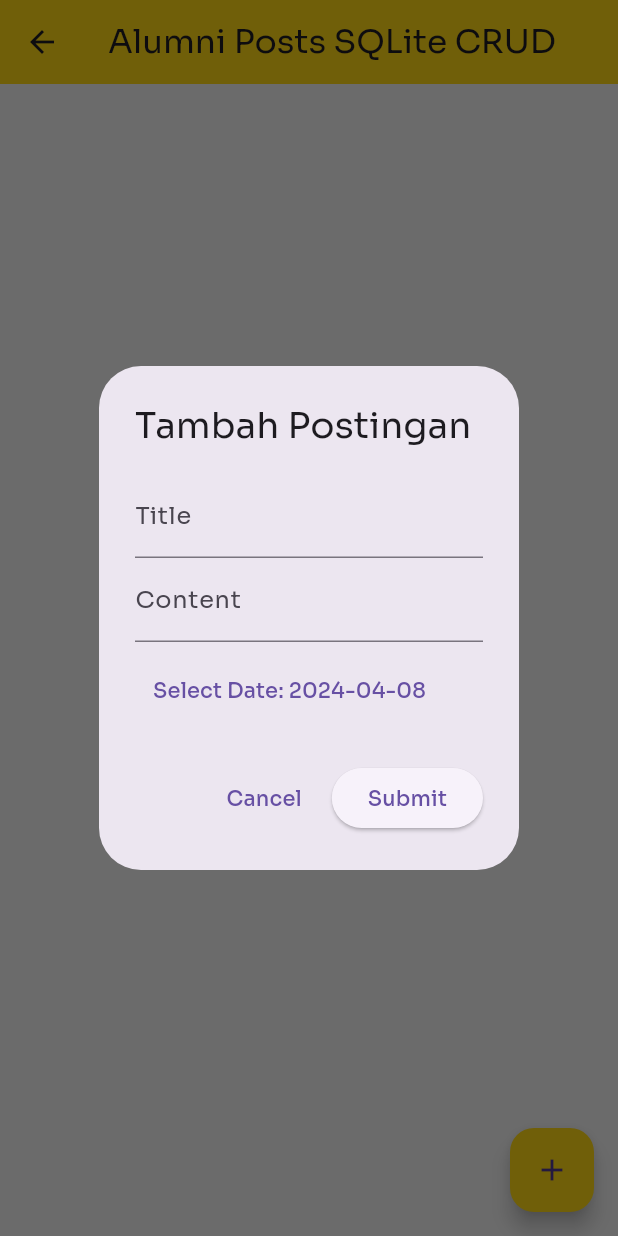
After one commit to anggananda/alumni_circle_apps, a Flutter app: the PostinganPage screen opened by its route, after a tap on the "add" icon, on a phone screen of 412 x 824 dp. The commit adds this screen. Run offline on Flutter 3.47's test engine with Material 3 defaults, Android fonts, the phone set to English and light mode, and no system bars; our stand-ins replace curved_navigation_bar, flutter_screenutil, google_fonts, sqflite; accounts and stored records are empty; network calls fail.

Commit message:
manambahkan UI baru dan membuat halaman latihan untuk CRUD Postingan dengan SQLITE yang basic dan sederhana

```diff
--- /dev/null
+++ b/lib/helpers/dbhelper.dart
@@ -0,0 +1,65 @@
+import 'package:my_app/models/postingan.dart';
+import 'package:sqflite/sqflite.dart';
+import 'package:path/path.dart';
+
+
+class DatabaseHelper {
+  static final DatabaseHelper _instance = DatabaseHelper.internal();
+
+  factory DatabaseHelper() => _instance;
+
+  static Database? _db;
+
+  Future<Database> get db async {
+    if (_db != null) {
+      return _db!;
+    }
+    _db = await initDb();
+    return _db!;
+  }
+
+  DatabaseHelper.internal();
+
+  Future<Database> initDb() async {
+    String databasesPath = await getDatabasesPath();
+    String path = join(databasesPath, 'alumni_posts.db');
+
+    var db = await openDatabase(path, version: 1, onCreate: _onCreate);
+    return db;
+  }
+
+  void _onCreate(Database db, int version) async {
+    await db.execute('''
+      CREATE TABLE posts(
+        id INTEGER PRIMARY KEY,
+        title TEXT,
+        content TEXT,
+        date TEXT
+      )
+    ''');
+  }
+
+  Future<int> addPost(Post post) async {
+    var dbClient = await db;
+    int res = await dbClient.insert('posts', post.toMap());
+    return res;
+  }
+
+  Future<List<Post>> getPosts() async {
+    var dbClient = await db;
+    List<Map<String, dynamic>> maps = await dbClient.query('posts');
+    return List.generate(maps.length, (i) {
+      return Post.fromMap(maps[i]);
+    });
+  }
+
+  Future<int> updatePost(Post post) async {
+    var dbClient = await db;
+    return await dbClient.update('posts', post.toMap(), where: 'id = ?', whereArgs: [post.id]);
+  }
+
+  Future<int> deletePost(int id) async {
+    var dbClient = await db;
+    return await dbClient.delete('posts', where: 'id = ?', whereArgs: [id]);
+  }
+}
--- a/lib/main.dart
+++ b/lib/main.dart
@@ -18,6 +18,7 @@ import 'package:my_app/pages/list_event_page.dart';
 import 'package:my_app/pages/list_vacancy_page.dart';
 import 'package:my_app/pages/navigate.dart';
 import 'package:my_app/pages/news_screen.dart';
+import 'package:my_app/pages/postingan_crud_screen.dart';
 import 'package:my_app/pages/semweb_category.dart';
 import 'package:my_app/pages/sport_category.dart';
 import 'package:my_app/utils/constants.dart';
@@ -63,6 +64,7 @@ class MyApp extends StatelessWidget {
             '/detailvacancy': (context) =>  const DetailVacancy(),
             '/newsscreen': (context) =>  const NewsScreen(),
             '/newpost': (context) =>  const NewsPostScreen(),
+            '/postingan': (context) =>  const PostinganPage(),
           },
         );
       },
--- /dev/null
+++ b/lib/models/postingan.dart
@@ -0,0 +1,28 @@
+class Post {
+  int? id;
+  String title;
+  String content;
+  DateTime date;
+
+  Post({this.id, required this.title, required this.content, required this.date});
+
+  // Konversi Post menjadi Map
+  Map<String, dynamic> toMap() {
+    return {
+      'id': id,
+      'title': title,
+      'content': content,
+      'date': date.toIso8601String(),
+    };
+  }
+
+  // Konversi Map menjadi Post
+  factory Post.fromMap(Map<String, dynamic> map) {
+    return Post(
+      id: map['id'],
+      title: map['title'],
+      content: map['content'],
+      date: DateTime.parse(map['date']),
+    );
+  }
+}
--- /dev/null
+++ b/lib/pages/inputpostingan.dart
@@ -0,0 +1,84 @@
+import 'package:flutter/material.dart';
+import 'package:my_app/models/postingan.dart';
+import 'package:my_app/helpers/dbhelper.dart';
+
+class AddPostForm extends StatefulWidget {
+  const AddPostForm({Key? key, required this.onSubmit, required this.dbHelper}) : super(key: key);
+  final Function(String, String) onSubmit;
+  final DatabaseHelper dbHelper;
+
+  @override
+  _AddPostFormState createState() => _AddPostFormState();
+}
+
+class _AddPostFormState extends State<AddPostForm> {
+  final TextEditingController _titleController = TextEditingController();
+  final TextEditingController _contentController = TextEditingController();
+  DateTime _selectedDate = DateTime.now();
+
+  @override
+  Widget build(BuildContext context) {
+    return AlertDialog(
+      title: Text('Tambah Postingan'),
+      content: SingleChildScrollView(
+        child: Column(
+          mainAxisSize: MainAxisSize.min,
+          crossAxisAlignment: CrossAxisAlignment.start,
+          children: [
+            TextField(
+              controller: _titleController,
+              decoration: InputDecoration(labelText: 'Title'),
+            ),
+            TextField(
+              controller: _contentController,
+              decoration: InputDecoration(labelText: 'Content'),
+            ),
+            SizedBox(height: 8),
+            TextButton(
+              onPressed: _selectDate,
+              child: Text('Select Date: ${_selectedDate.toString().substring(0, 10)}'),
+            ),
+          ],
+        ),
+      ),
+      actions: [
+        TextButton(
+          onPressed: () {
+            Navigator.of(context).pop();
+          },
+          child: Text('Cancel'),
+        ),
+        ElevatedButton(
+          onPressed: _submit,
+          child: Text('Submit'),
+        ),
+      ],
+    );
+  }
+
+  void _selectDate() async {
+  final DateTime? pickedDate = await showDatePicker(
+    context: context,
+    initialDate: _selectedDate,
+    firstDate: DateTime(2000),
+    lastDate: DateTime(2101),
+    initialDatePickerMode: DatePickerMode.day, // Set the initial date picker mode to show only date
+  );
+  if (pickedDate != null && pickedDate != _selectedDate) {
+    setState(() {
+      _selectedDate = DateTime(pickedDate.year, pickedDate.month, pickedDate.day); // Hanya tanggal, bulan, dan tahun yang diambil
+    });
+  }
+}
+
+
+void _submit() {
+  String title = _titleController.text.trim();
+  String content = _contentController.text.trim();
+  if (title.isNotEmpty && content.isNotEmpty) {
+    widget.onSubmit(title, content);
+    Navigator.of(context).pop();
+  }
+}
+
+}
--- a/lib/pages/news_screen.dart
+++ b/lib/pages/news_screen.dart
@@ -314,8 +314,8 @@ class _NewsScreenState extends State<NewsScreen> {
                                     post.body,
                                     textAlign: TextAlign.justify,
                                     style: TextStyle(
-                                        color: secondaryFontColor,
-                                        fontSize: 12),
+                                        color: primaryFontColor,
+                                        fontSize: 14),
                                   ),
                                   // trailing: TextButton(
                                   //   onPressed: () => _deleteNews(post.id),
--- /dev/null
+++ b/lib/pages/postingan_crud_screen.dart
@@ -0,0 +1,201 @@
+import 'package:flutter/material.dart';
+import 'package:my_app/helpers/dbhelper.dart';
+import 'package:my_app/models/postingan.dart';
+import 'package:my_app/pages/inputpostingan.dart';
+import 'package:my_app/utils/constants.dart';
+
+class PostinganPage extends StatefulWidget {
+  const PostinganPage({Key? key}) : super(key: key);
+
+  @override
+  State<PostinganPage> createState() => _PostinganPageState();
+}
+
+class _PostinganPageState extends State<PostinganPage> {
+  final dbHelper = DatabaseHelper();
+
+  void _addPost(String title, String content) async {
+    Post newPost = Post(
+      title: title,
+      content: content,
+      date: DateTime.now(),
+    );
+    await dbHelper.addPost(newPost);
+    setState(() {});
+  }
+
+  void _deletePost(int id) async {
+    await dbHelper.deletePost(id);
+    setState(() {});
+  }
+
+  void _updatePost(Post post) async {
+    // Tampilkan dialog atau widget lain untuk mengubah judul dan konten postingan
+    // Misalnya, Anda dapat menggunakan AlertDialog
+    await showDialog(
+      context: context,
+      builder: (BuildContext context) {
+        return AlertDialog(
+          title: Text('Edit Postingan'),
+          content: Column(
+            mainAxisSize: MainAxisSize.min,
+            children: [
+              TextField(
+                controller: TextEditingController(text: post.title),
+                onChanged: (value) {
+                  post.title = value;
+                },
+                decoration: InputDecoration(labelText: 'Title'),
+              ),
+              TextField(
+                controller: TextEditingController(text: post.content),
+                onChanged: (value) {
+                  post.content = value;
+                },
+                decoration: InputDecoration(labelText: 'Content'),
+              ),
+            ],
+          ),
+          actions: [
+            TextButton(
+              onPressed: () {
+                Navigator.of(context).pop();
+              },
+              child: Text('Cancel'),
+            ),
+            ElevatedButton(
+              onPressed: () async {
+                // Panggil dbHelper untuk memperbarui postingan di database
+                await dbHelper.updatePost(post);
+                // Perbarui tampilan dengan setState agar perubahan terlihat
+                setState(() {});
+                Navigator.of(context).pop(); // Tutup dialog
+              },
+              child: Text('Update'),
+            ),
+          ],
+        );
+      },
+    );
+  }
+
+  @override
+  Widget build(BuildContext context) {
+    return Scaffold(
+      appBar: AppBar(
+        title: Text('Alumni Posts SQLite CRUD'),
+        backgroundColor: primaryColor,
+      ),
+      body: Container(
+        padding: EdgeInsets.all(10),
+        decoration: BoxDecoration(color: secondaryColor),
+        child: FutureBuilder<List<Post>>(
+          future: dbHelper.getPosts(),
+          builder: (context, snapshot) {
+            if (snapshot.connectionState == ConnectionState.waiting) {
+              return Center(child: CircularProgressIndicator());
+            }
+            if (snapshot.hasError) {
+              return Center(child: Text('Error: ${snapshot.error}'));
+            }
+            return ListView.builder(
+              itemCount: snapshot.data!.length,
+              itemBuilder: (context, index) {
+                final post = snapshot.data![index];
+                return Container(
+                  padding: const EdgeInsets.symmetric(
+                          vertical: 10, horizontal: 15),
+                  child: Container(
+                  decoration: BoxDecoration(
+                    color: thirdColor,
+                    borderRadius: BorderRadius.circular(10),
+                    boxShadow: [
+                      BoxShadow(
+                        color: Colors.grey.withOpacity(0.5), // Warna bayangan
+                        spreadRadius: 2, // Jarak bayangan dari objek
+                        blurRadius: 5, // Besarnya "blur" pada bayangan
+                        offset: Offset(
+                            0, 3), // Posisi bayangan relatif terhadap objek
+                      ),
+                    ],
+                  ),
+                  padding:
+                      const EdgeInsets.symmetric(vertical: 5, horizontal: 15),
+                  child: Row(
+                    children: [
+                      Expanded(
+                          child: Column(
+                        children: [
+                          ListTile(
+                            title: Text(
+                              post.title,
+                              style: const TextStyle(
+                                color: primaryFontColor,
+                                fontWeight: FontWeight.bold,
+                                fontSize: 18,
+                              ),
+                              textAlign: TextAlign.center,
+                            ),
+                            subtitle: Text(
+                              post.content,
+                              textAlign: TextAlign.justify,
+                              style: TextStyle(
+                                  color: primaryFontColor, fontSize: 12),
+                            ),
+                          ),
+                          Row(
+                            mainAxisAlignment: MainAxisAlignment.spaceBetween,
+                            children: [
+                              Text('${post.date}', style: TextStyle(
+                                fontSize: 12,
+                                color: secondaryFontColor
+                              ),),
+                              Row(
+                                children: [
+                                  IconButton(
+                                icon: Icon(Icons.delete),
+                                onPressed: () {
+                                  _deletePost(post.id!);
+                                },
+                              ),
+                              IconButton(
+                                icon: Icon(Icons.edit),
+                                onPressed: () {
+                                  _updatePost(post);
+                                },
+                              ),
+                                ],
+                              )
+
+                            ],
+                          )
+                        ],
+                      )),
+                    ],
+                  ),
+                ),
+                );
+              },
+            );
+          },
+        ),
+      ),
+      floatingActionButton: FloatingActionButton(
+        backgroundColor: primaryColor,
+        onPressed: () async {
+          await showDialog(
+            context: context,
+            builder: (BuildContext context) {
+              return AddPostForm(
+                onSubmit: (title, content) => _addPost(title, content),
+                dbHelper: dbHelper,
+              );
+            },
+          );
+        },
+        tooltip: 'Add Post',
+        child: Icon(Icons.add),
+      ),
+    );
+  }
+}
--- a/lib/pages/sidebar.dart
+++ b/lib/pages/sidebar.dart
@@ -45,14 +45,14 @@ class SideBar extends StatelessWidget {
           ListTile(
             leading: const Icon(Icons.person),
             title: const Text(
-              "newpost",
+              "Postingan | Latihan SQLite",
               style: TextStyle(
                 color: primaryFontColor,
                 fontSize: 14,
                 fontWeight: FontWeight.w700,
               ),
             ),
-            onTap: () => Navigator.pushNamed(context, "/newpost"),
+            onTap: () => Navigator.pushNamed(context, "/postingan"),
           ),
           ListTile(
             leading: const Icon(Icons.exit_to_app),
--- a/pubspec.yaml
+++ b/pubspec.yaml
@@ -39,6 +39,8 @@ dependencies:
   flutter_screenutil: ^5.8.4
   intl: ^0.18.1
   url_launcher:
+  sqflite: ^2.3.2
+  path_provider: any
 
 dev_dependencies:
   flutter_test:
```
Also changed, not shown: lib/pages/list_vacancy_page.dart (+30 -9 lines), pubspec.lock, 1 other file.
